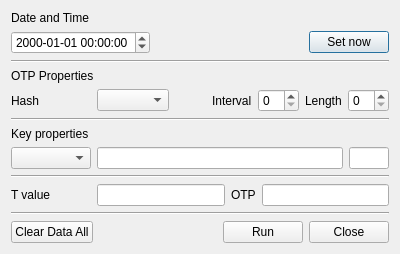
Before: the Qt Designer form BerEditor/gen_otp_dlg.ui in jykim74/BerEditor, drawn with Qt 5.
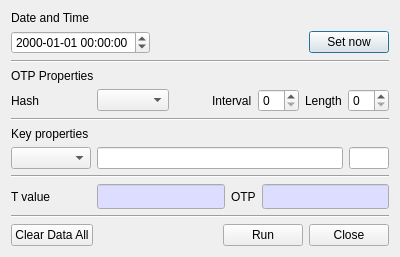
After: the same form once the commit is applied.

Commit message: UI 개선

```diff
--- a/BerEditor/gen_otp_dlg.ui
+++ b/BerEditor/gen_otp_dlg.ui
@@ -205,7 +205,50 @@
       </widget>
      </item>
      <item>
-      <widget class="QLineEdit" name="mTValueText"/>
+      <widget class="QLineEdit" name="mTValueText">
+       <property name="palette">
+        <palette>
+         <active>
+          <colorrole role="Base">
+           <brush brushstyle="SolidPattern">
+            <color alpha="255">
+             <red>221</red>
+             <green>221</green>
+             <blue>255</blue>
+            </color>
+           </brush>
+          </colorrole>
+         </active>
+         <inactive>
+          <colorrole role="Base">
+           <brush brushstyle="SolidPattern">
+            <color alpha="255">
+             <red>221</red>
+             <green>221</green>
+             <blue>255</blue>
+            </color>
+           </brush>
+          </colorrole>
+         </inactive>
+         <disabled>
+          <colorrole role="Base">
+           <brush brushstyle="SolidPattern">
+            <color alpha="255">
+             <red>240</red>
+             <green>240</green>
+             <blue>240</blue>
+            </color>
+           </brush>
+          </colorrole>
+         </disabled>
+        </palette>
+       </property>
+       <property name="font">
+        <font>
+         <family>굴림체</family>
+        </font>
+       </property>
+      </widget>
      </item>
      <item>
       <widget class="QLabel" name="label_5">
@@ -230,7 +273,50 @@
       </widget>
      </item>
      <item>
-      <widget class="QLineEdit" name="mOTPValueText"/>
+      <widget class="QLineEdit" name="mOTPValueText">
+       <property name="palette">
+        <palette>
+         <active>
+          <colorrole role="Base">
+           <brush brushstyle="SolidPattern">
+            <color alpha="255">
+             <red>221</red>
+             <green>221</green>
+             <blue>255</blue>
+            </color>
+           </brush>
+          </colorrole>
+         </active>
+         <inactive>
+          <colorrole role="Base">
+           <brush brushstyle="SolidPattern">
+            <color alpha="255">
+             <red>221</red>
+             <green>221</green>
+             <blue>255</blue>
+            </color>
+           </brush>
+          </colorrole>
+         </inactive>
+         <disabled>
+          <colorrole role="Base">
+           <brush brushstyle="SolidPattern">
+            <color alpha="255">
+             <red>240</red>
+             <green>240</green>
+             <blue>240</blue>
+            </color>
+           </brush>
+          </colorrole>
+         </disabled>
+        </palette>
+       </property>
+       <property name="font">
+        <font>
+         <family>굴림체</family>
+        </font>
+       </property>
+      </widget>
      </item>
     </layout>
    </item>
```
The commit also changes 2 other files.
